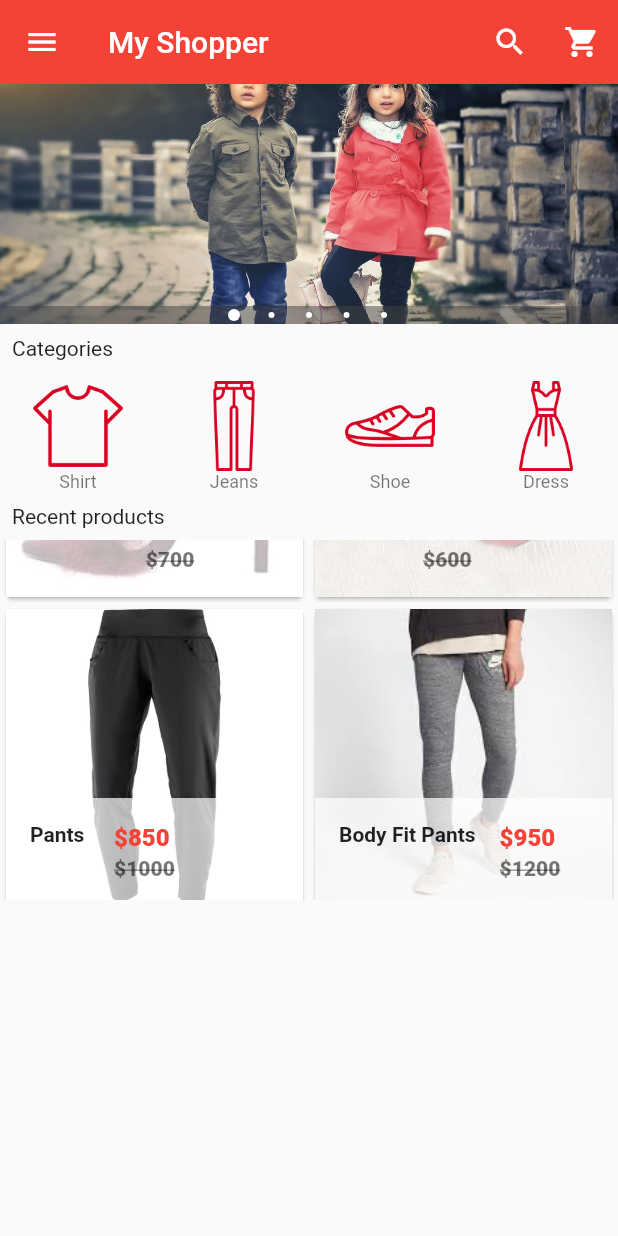
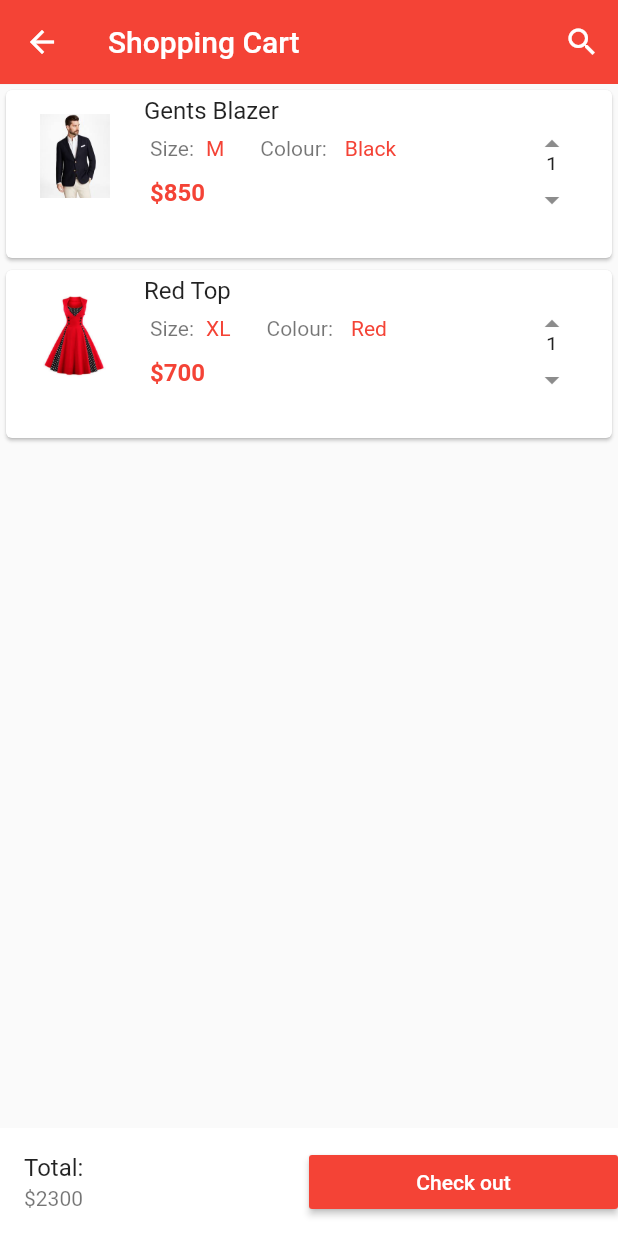
Before and after one commit to ribinshad/MyShopper, a Flutter app: the screen it shows after launch, scrolled down 576 dp, after a tap on the "shopping cart" icon, on a phone screen of 412 x 824 dp. Run offline on Flutter 3.47's test engine with Material 2 defaults, Android fonts, the phone set to English and light mode, and no system bars; drawn by our look-alikes of carousel_pro.

Commit message:
cart completed,firebase staring

```diff
--- /dev/null
+++ b/lib/componets/cart_product.dart
@@ -0,0 +1,140 @@
+import 'package:flutter/material.dart';
+
+class Cart_product extends StatefulWidget {
+  @override
+  _Cart_productState createState() => _Cart_productState();
+}
+
+class _Cart_productState extends State<Cart_product> {
+  var Product_on_the_cart = [
+    {
+      "name": "Gents Blazer",
+      "picture": "assets/images/products/blazer1.jpeg",
+      "price": 850,
+      "colour": "Black",
+      "size": "M",
+      "quantity": 1,
+    },
+    {
+      "name": "Red Top",
+      "picture": "assets/images/products/dress1.jpeg",
+      "price": 700,
+      "colour": "Red",
+      "size": "XL",
+      "quantity": 1,
+    },
+  ];
+
+  @override
+  Widget build(BuildContext context) {
+    return ListView.builder(
+        itemCount: Product_on_the_cart.length,
+        itemBuilder: (context, index) {
+          return Single_cart_product(
+            cart_prod_name: Product_on_the_cart[index]["name"],
+            cart_prod_colour: Product_on_the_cart[index]["colour"],
+            cart_prod_picture: Product_on_the_cart[index]["picture"],
+            cart_prod_price: Product_on_the_cart[index]["price"],
+            cart_prod_size: Product_on_the_cart[index]["size"],
+            cart_prod_quantity: Product_on_the_cart[index]["quantity"],
+          );
+        });
+  }
+}
+
+class Single_cart_product extends StatelessWidget {
+  final cart_prod_name;
+  final cart_prod_picture;
+  final cart_prod_price;
+  final cart_prod_colour;
+  final cart_prod_size;
+  final cart_prod_quantity;
+
+  Single_cart_product({
+    this.cart_prod_name,
+    this.cart_prod_picture,
+    this.cart_prod_price,
+    this.cart_prod_quantity,
+    this.cart_prod_colour,
+    this.cart_prod_size,
+  });
+  @override
+  Widget build(BuildContext context) {
+    return Container(
+      height: 120,
+      child: Card(
+
+        child: ListTile(
+          //body of the cart
+
+          leading: new Image.asset(
+            cart_prod_picture,
+            width: 60.0,
+            height: 60.0,
+          ),
+          title: new Text(cart_prod_name),
+          subtitle: new Column(
+            children: <Widget>[
+              new Row(
+                children: <Widget>[
+                  Padding(
+                    padding: const EdgeInsets.all(4.0),
+                    child: new Text("Size:"),
+                  ),
+                  Padding(
+                    padding: const EdgeInsets.all(4.0),
+                    child: new Text(
+                      cart_prod_size,
+                      style: TextStyle(color: Colors.red),
+                    ),
+                  ),
+                  Padding(
+                    padding: const EdgeInsets.fromLTRB(20.0, 8.0, 8.0, 8.0),
+                    child: new Text("Colour:"),
+                  ),
+                  Padding(
+                    padding: const EdgeInsets.all(4.0),
+                    child: new Text(
+                      cart_prod_colour,
+                      style: TextStyle(color: Colors.red),
+                    ),
+                  ),
+                ],
+              ),
+              new Container(
+                alignment: Alignment.topLeft,
+                padding: const EdgeInsets.all(4.0),
+                child: new Text(
+                  "\$${cart_prod_price}",
+                  style: TextStyle(
+                    color: Colors.red,
+                    fontSize: 16.0,
+                    fontWeight: FontWeight.bold,
+                  ),
+                ),
+              ),
+            ],
+          ),
+          trailing: new Column(
+            children:<Widget>[
+              Expanded(
+                child:
+              new IconButton(icon: Icon(Icons.arrow_drop_up),onPressed: (){}),),
+
+               Expanded(
+                  child: Padding(
+           padding: const EdgeInsets.only(top: 7.0),
+                child:
+              new Text('${cart_prod_quantity}',),),),
+
+        Expanded(
+                child:
+              new IconButton(icon: Icon(Icons.arrow_drop_down),onPressed: (){}),
+               ), ],
+          ),
+
+         ),
+      ),
+    );
+  }
+}
--- a/lib/componets/horizontal_listview.dart
+++ b/lib/componets/horizontal_listview.dart
@@ -4,7 +4,7 @@ class HorizontalList extends StatelessWidget {
   @override
   Widget build(BuildContext context) {
     return Container(
-      height: 80.0,
+      height: 60.0,
       child: ListView(
         scrollDirection: Axis.horizontal, children: <Widget>[
         Category(
@@ -52,12 +52,12 @@ class Category extends StatelessWidget {
       child: InkWell(
         onTap: () {},
         child: Container(
-          width: 100.0,
+          width: 70.0,
           child: ListTile(
               title: Image.asset(
                 image_location,
-                width: 100.0,
-                height: 60.0,
+                width: 70.0,
+                height: 40.0,
               ),
               subtitle: Container(
                 alignment: Alignment.topCenter,
--- a/lib/componets/products.dart
+++ b/lib/componets/products.dart
@@ -21,7 +21,7 @@ class _ProductsState extends State<Products> {
       "price": 700,
     },
     {
-      "name": "Womens Blazer",
+      "name": "Blazer",
       "picture": "assets/images/products/blazer2.jpeg",
       "old_price": 1000,
       "price": 600,
@@ -120,24 +120,23 @@ class Single_prod extends StatelessWidget {
                       ))),
               child: GridTile(
                 footer: Container(
-                  color: Colors.white70,
-                  child: ListTile(
-                    leading: Text(prod_name,
-                        style: TextStyle(fontWeight: FontWeight.bold)),
-                    title: Text(
-                      "\$$prod_price",
-                      style: TextStyle(
-                          color: Colors.red, fontWeight: FontWeight.w800),
-                    ),
-                    subtitle: Text(
-                      "\$$prod_old_price",
-                      style: TextStyle(
-                          color: Colors.black54,
-                          fontWeight: FontWeight.w800,
-                          decoration: TextDecoration.lineThrough),
-                    ),
-                  ),
-                ),
+                    color: Colors.white,
+                    child: new Row(
+                      children: <Widget>[
+                        Expanded(
+                          child: Text(
+                            prod_name,
+                            style: TextStyle(
+                                fontWeight: FontWeight.bold, fontSize: 16.0),
+                          ),
+                        ),
+                        new Text(
+                          "\$${prod_price}",
+                          style: TextStyle(
+                              color: Colors.red, fontWeight: FontWeight.bold),
+                        )
+                      ],
+                    )),
                 child: Image.asset(
                   prod_picture,
                   fit: BoxFit.cover,
--- a/lib/main.dart
+++ b/lib/main.dart
@@ -4,7 +4,7 @@ import 'package:carousel_pro/carousel_pro.dart';
 //pages by me
 import 'package:testapp/componets/horizontal_listview.dart';
 import 'package:testapp/componets/products.dart';
-
+import 'package:testapp/pages/cart.dart';
 
 void main() {
   runApp(MaterialApp(
@@ -36,6 +36,7 @@ class _MyAppState extends State<MyApp> {
         animationCurve: Curves.fastOutSlowIn,
         animationDuration: Duration(milliseconds: 1000),
         dotSize: 4.0,
+        dotBgColor: Colors.transparent,
         indicatorBgPadding: 2.0,
       ),
     );
@@ -57,7 +58,10 @@ class _MyAppState extends State<MyApp> {
                   Icons.shopping_cart,
                   color: Colors.white,
                 ),
-                onPressed: () {})
+                onPressed: () {
+                  Navigator.push(context,
+                      MaterialPageRoute(builder: (context) => new Cart()));
+                })
           ],
         ),
         drawer: new Drawer(
@@ -99,10 +103,13 @@ class _MyAppState extends State<MyApp> {
                 ),
               ),
               InkWell(
-                onTap: () {},
+                onTap: () {
+                  Navigator.push(context,
+                      MaterialPageRoute(builder: (context) => new Cart()));
+                },
                 child: ListTile(
-                  title: Text('Categoris'),
-                  leading: Icon(Icons.dashboard, color: Colors.pink),
+                  title: Text('Shopping Cart'),
+                  leading: Icon(Icons.shopping_cart, color: Colors.pink),
                 ),
               ),
               InkWell(
@@ -130,7 +137,7 @@ class _MyAppState extends State<MyApp> {
             ],
           ),
         ),
-        body: new ListView(
+        body: new Column(
           children: <Widget>[
             image_carousel,
 
@@ -148,10 +155,8 @@ class _MyAppState extends State<MyApp> {
             ),
 
             //gridview
-            Container(
-              height: 240.0,
-              child: Products(),
-            )
+             Flexible(child: Products()),
+
           ],
         ));
   }
--- /dev/null
+++ b/lib/pages/cart.dart
@@ -0,0 +1,51 @@
+import 'package:flutter/material.dart';
+
+import 'package:testapp/componets/cart_product.dart';
+
+class Cart extends StatefulWidget {
+  @override
+  _CartState createState() => _CartState();
+}
+
+class _CartState extends State<Cart> {
+  @override
+  Widget build(BuildContext context) {
+    return Scaffold(
+      appBar: new AppBar(
+        elevation: 0.1,
+        backgroundColor: Colors.red,
+        title: Text('Shopping Cart'),
+        actions: <Widget>[
+          new IconButton(
+              icon: Icon(
+                Icons.search,
+                color: Colors.white,
+              ),
+              onPressed: () {}),
+        ],
+      ),
+      body: new Cart_product(),
+      bottomNavigationBar: new Container(
+          color: Colors.white,
+          child: Row(
+            children: <Widget>[
+              Expanded(
+                  child: ListTile(
+                title: Text("Total:"),
+                subtitle: Text("\$2300"),
+              )),
+              Expanded(
+                child: MaterialButton(
+                  onPressed: () {},
+                  child: Text(
+                    "Check out",
+                    style: TextStyle(color: Colors.white),
+                  ),
+                  color: Colors.red,
+                ),
+              )
+            ],
+          )),
+    );
+  }
+}
```
Also changed, not shown: lib/pages/productdetails.dart (+195 -48 lines), 3 other files.
